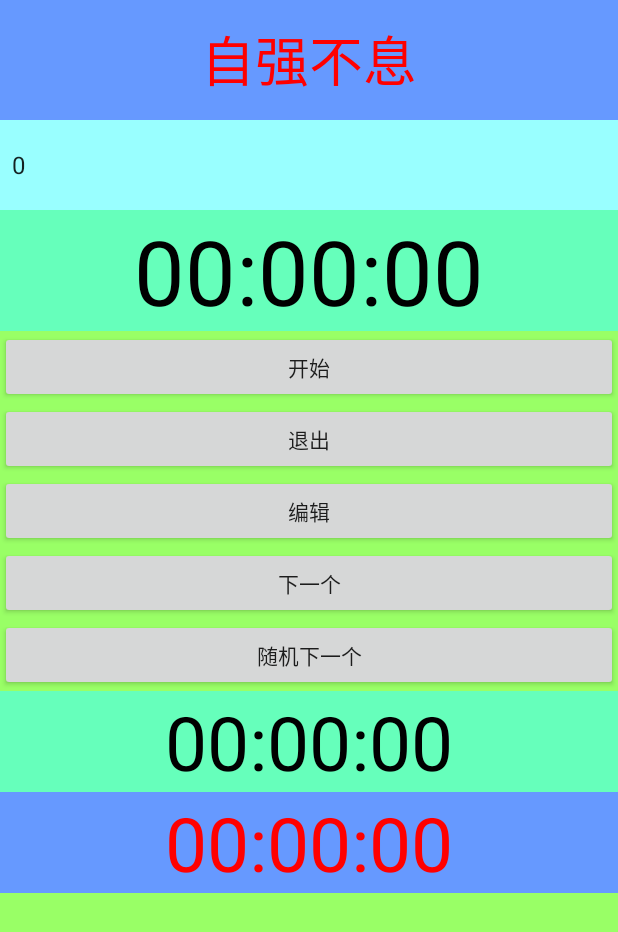
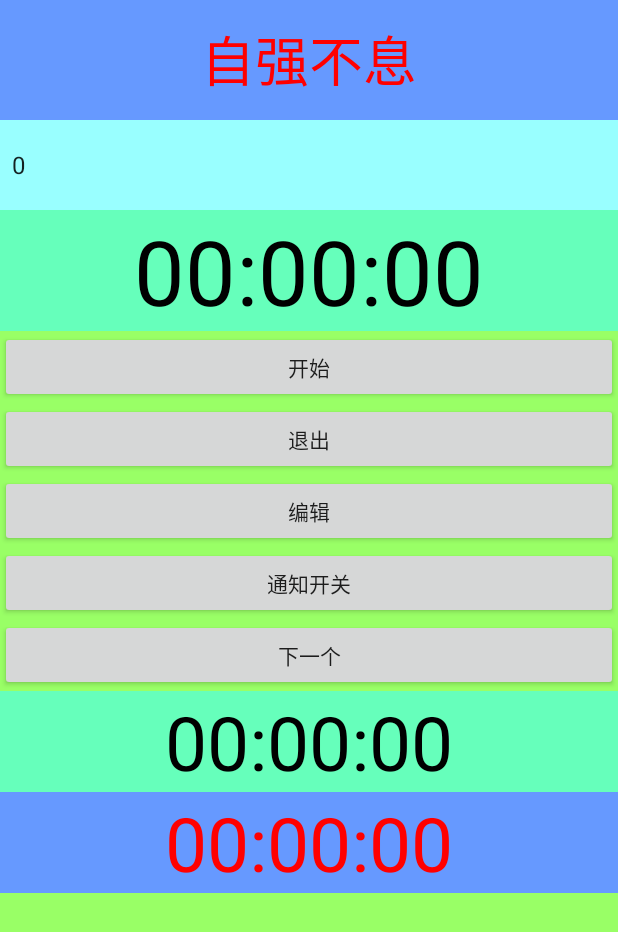
Before and after one commit to buyulian/Refusing-procrastination-Android-App, an Android app: the screen it shows after launch (MainActivity), on a phone screen of 412 x 824 dp. Shown: the top 932 px of the screen. Run offline under Robolectric (Android 15) with nearby library versions, the phone set to English and light mode, and no system bars.

Commit message:
改进
Signed-off-by: buyulian <67764256@qq.com>

```diff
--- a/app/src/main/java/com/example/buyulian/study/GlobalVariable.java
+++ b/app/src/main/java/com/example/buyulian/study/GlobalVariable.java
@@ -20,4 +20,6 @@ public class GlobalVariable {
     public volatile static long unlockTime;
     public volatile static long validLockTime;
     public volatile static long validUnlockTime;
+
+    public volatile static boolean isNotify=true;
 }
--- a/app/src/main/res/layout/activity_main.xml
+++ b/app/src/main/res/layout/activity_main.xml
@@ -44,13 +44,13 @@
             android:layout_width="match_parent"
             android:layout_height="wrap_content" android:id="@+id/buttonEdit"/>
     <Button
+            android:text="@string/notify_switch"
+            android:layout_width="match_parent"
+            android:layout_height="wrap_content" android:id="@+id/buttonNotifySwitch"/>
+    <Button
             android:text="@string/next"
             android:layout_width="match_parent"
             android:layout_height="wrap_content" android:id="@+id/buttonNext"/>
-    <Button
-            android:text="@string/random_next"
-            android:layout_width="match_parent"
-            android:layout_height="wrap_content" android:id="@+id/buttonRandomNext"/>
 
 
     <TextView
--- a/app/src/main/res/values/strings.xml
+++ b/app/src/main/res/values/strings.xml
@@ -7,6 +7,7 @@
     <string name="button_edit">编辑</string>
     <string name="next">下一个</string>
     <string name="random_next">随机下一个</string>
+    <string name="notify_switch">通知开关</string>
     <string name="content_edit">编辑</string>
     <string name="item_end">;</string>
     <string name="save">保存</string>
```
